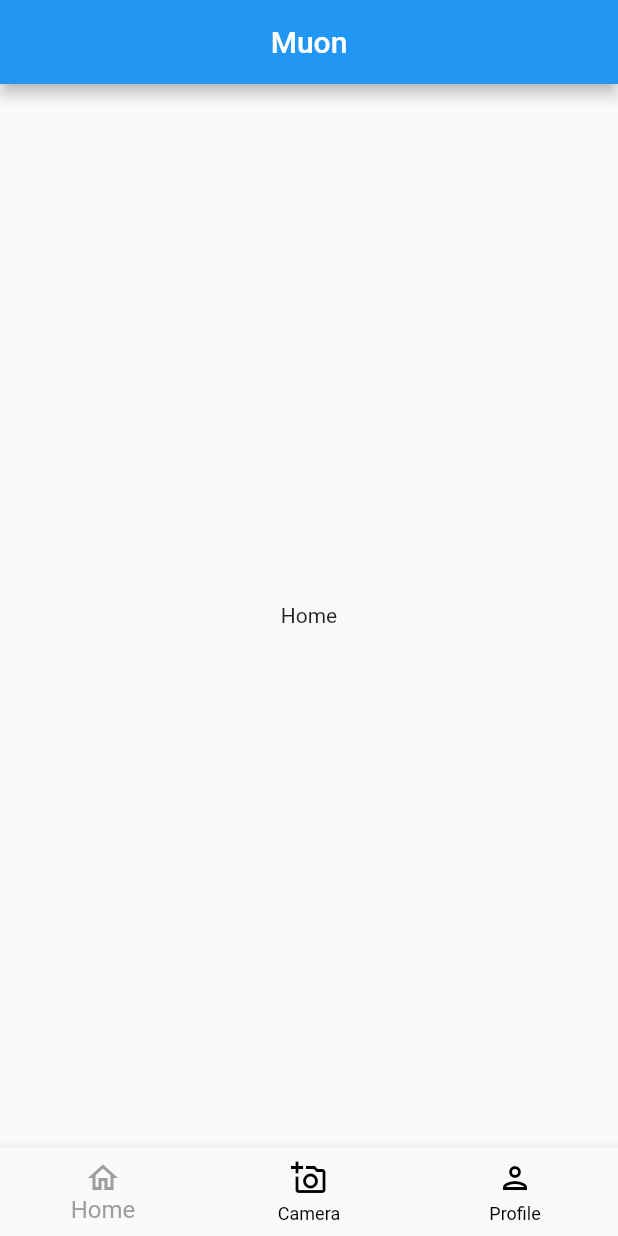
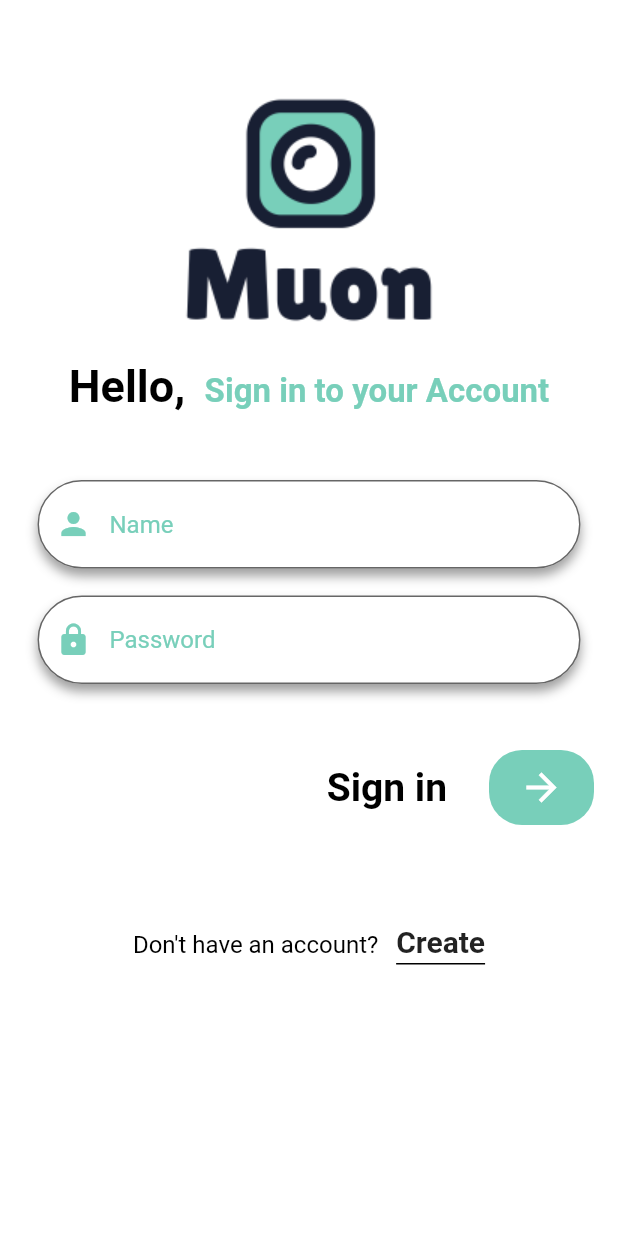
Before and after one commit to aaron2521/muon, a Flutter app: the screen it shows after launch, on a phone screen of 412 x 824 dp. Run offline on Flutter 3.47's test engine with Material 2 defaults, Android fonts, the phone set to English and light mode, and no system bars; our stand-ins replace firebase_auth; accounts and stored records are empty.

Commit message:
login done

```diff
--- /dev/null
+++ b/lib/login_page.dart
@@ -0,0 +1,248 @@
+import 'package:firebase_auth/firebase_auth.dart';
+import 'package:flutter/material.dart';
+
+class LoginPage extends StatefulWidget {
+  const LoginPage({Key key}) : super(key: key);
+
+  @override
+  _LoginPageState createState() => _LoginPageState();
+}
+
+class _LoginPageState extends State<LoginPage> {
+  final email = TextEditingController();
+  final pass = TextEditingController();
+
+  final FirebaseAuth _auth = FirebaseAuth.instance;
+  final GlobalKey<FormState> _formKey = GlobalKey<FormState>();
+  @override
+  Widget build(BuildContext context) {
+    return Scaffold(
+      backgroundColor: Colors.white,
+      body: SingleChildScrollView(
+        child: Column(children: [
+          SizedBox(
+            height: 40,
+          ),
+          Center(
+            child: Container(
+                child: Image(
+              image: AssetImage("images/logo.png"),
+            )),
+          ),
+          RichText(
+            text: TextSpan(
+                text: "Hello, ",
+                style: TextStyle(
+                  fontSize: 30.0,
+                  fontWeight: FontWeight.bold,
+                  color: Colors.black,
+                ),
+                children: <TextSpan>[
+                  TextSpan(
+                    text: " Sign in to your Account",
+                    style: TextStyle(
+                      fontSize: 22.0,
+                      fontWeight: FontWeight.bold,
+                      color: Color(0xff78CFBA),
+                    ),
+                  )
+                ]),
+          ),
+          SizedBox(
+            height: 40,
+          ),
+          Form(
+            key: _formKey,
+            child: Column(
+              children: [
+                Container(
+                  child: Column(
+                    children: [
+                      TextField1(
+                          icon: Icons.person,
+                          title: "Name",
+                          titleController: email),
+                      TextField2(
+                          icon: Icons.lock,
+                          title: "Password",
+                          titleController: pass),
+                    ],
+                  ),
+                ),
+              ],
+            ),
+          ),
+          SizedBox(
+            height: 20,
+          ),
+          Padding(
+            padding: const EdgeInsets.all(8.0),
+            child: Row(
+              mainAxisAlignment: MainAxisAlignment.end,
+              children: [
+                Text(
+                  "Sign in",
+                  style: TextStyle(
+                    fontSize: 26.0,
+                    fontWeight: FontWeight.bold,
+                    color: Colors.black,
+                  ),
+                ),
+                SizedBox(
+                  width: 20,
+                ),
+                Padding(
+                  padding: const EdgeInsets.all(8.0),
+                  child: Container(
+                    height: 50,
+                    width: 70,
+                    decoration: ShapeDecoration(
+                      color: Color(0xff78CFBA),
+                      shape: RoundedRectangleBorder(
+                        borderRadius: BorderRadius.circular(22.0),
+                      ),
+                    ),
+                    child: Icon(
+                      Icons.arrow_forward_sharp,
+                      color: Colors.white,
+                      size: 30,
+                    ),
+                  ),
+                ),
+              ],
+            ),
+          ),
+          SizedBox(
+            height: 50,
+          ),
+          Row(mainAxisAlignment: MainAxisAlignment.center, children: [
+            Text(
+              "Don't have an account?   ",
+              style: TextStyle(
+                fontSize: 16,
+                color: Colors.black,
+              ),
+            ),
+            Container(
+              padding: EdgeInsets.only(bottom: 3),
+              decoration: BoxDecoration(
+                  border: Border(bottom: BorderSide(
+                    color: Colors.black,
+                    width: 1.0, // This would be the width of the underline
+                  ))
+              ),
+              child: Text(
+                "Create",
+                style: TextStyle(fontWeight: FontWeight.bold, fontSize: 20, )
+              ),
+            ),
+          ])
+        ]),
+      ),
+    );
+  }
+}
+
+class TextField1 extends StatelessWidget {
+  final IconData icon;
+  final String title;
+  final TextEditingController titleController;
+  const TextField1({
+    Key key,
+    this.icon,
+    this.title,
+    this.titleController,
+  }) : super(key: key);
+
+  @override
+  Widget build(BuildContext context) {
+    return Padding(
+      padding: const EdgeInsets.only(top: 5, bottom: 10, left: 25, right: 25),
+      child: Container(
+        decoration: BoxDecoration(
+          borderRadius: BorderRadius.all(Radius.circular(36)),
+          boxShadow: [
+            BoxShadow(
+              color: Colors.grey,
+              offset: Offset(0.0, 5),
+              blurRadius: 6.0,
+            ),
+          ],
+        ),
+        child: TextFormField(
+          // obscureText: true,
+          autofocus: false,
+          textAlign: TextAlign.start,
+          decoration: InputDecoration(
+            border: OutlineInputBorder(
+              borderRadius: const BorderRadius.all(
+                const Radius.circular(36.0),
+              ),
+            ),
+            filled: true,
+            prefixIcon: Icon(icon, color: Color(0xff78CFBA)),
+            // icon: Icon(icon,color: Colors.white,),
+            hintStyle: TextStyle(color: Color(0xff78CFBA)),
+            hintText: title,
+            fillColor: Colors.white,
+          ),
+          validator: (title) =>
+              title != null && title.isEmpty ? "This cannot be empty" : null,
+          controller: titleController,
+        ),
+      ),
+    );
+  }
+}
+
+class TextField2 extends StatelessWidget {
+  final IconData icon;
+  final String title;
+  final TextEditingController titleController;
+  const TextField2({
+    Key key,
+    this.icon,
+    this.title,
+    this.titleController,
+  }) : super(key: key);
+
+  @override
+  Widget build(BuildContext context) {
+    return Padding(
+      padding: const EdgeInsets.only(top: 8, bottom: 8, left: 25, right: 25),
+      child: Container(
+        decoration: BoxDecoration(
+          borderRadius: BorderRadius.all(Radius.circular(36)),
+          boxShadow: [
+            BoxShadow(
+              color: Colors.grey,
+              offset: Offset(0.0, 5),
+              blurRadius: 6.0,
+            ),
+          ],
+        ),
+        child: TextFormField(
+          obscureText: true,
+          autofocus: false,
+          textAlign: TextAlign.start,
+          decoration: InputDecoration(
+            border: OutlineInputBorder(
+              borderRadius: const BorderRadius.all(
+                const Radius.circular(36.0),
+              ),
+            ),
+            filled: true,
+            prefixIcon: Icon(icon, color: Color(0xff78CFBA)),
+            // icon: Icon(icon,color: Colors.white,),
+            hintStyle: TextStyle(color: Color(0xff78CFBA)),
+            hintText: title,
+            fillColor: Colors.white,
+          ),
+          validator: (title) =>
+              title != null && title.isEmpty ? "This cannot be empty" : null,
+          controller: titleController,
+        ),
+      ),
+    );
+  }
+}
--- a/lib/main.dart
+++ b/lib/main.dart
@@ -1,4 +1,5 @@
 import 'package:flutter/material.dart';
+import 'package:muon/login_page.dart';
 import 'package:muon/splash_screen.dart';
 
 void main() {
@@ -10,8 +11,11 @@ class MyApp extends StatelessWidget {
   @override
   Widget build(BuildContext context) {
     return MaterialApp(
+      theme: ThemeData(
+        primaryColor: Color(0xff78CFBA)
+      ),
         debugShowCheckedModeBanner: false,
-        home: SplashScreen()
+        home: LoginPage()
     );
   }
 }
--- a/pubspec.yaml
+++ b/pubspec.yaml
@@ -28,6 +28,7 @@ dependencies:
   # The following adds the Cupertino Icons font to your application.
   # Use with the CupertinoIcons class for iOS style icons.
   cupertino_icons: ^1.0.2
+  firebase_auth: ^1.3.0
 
 dev_dependencies:
   flutter_test:
```
Also changed, not shown: pubspec.lock, 3 other files.
